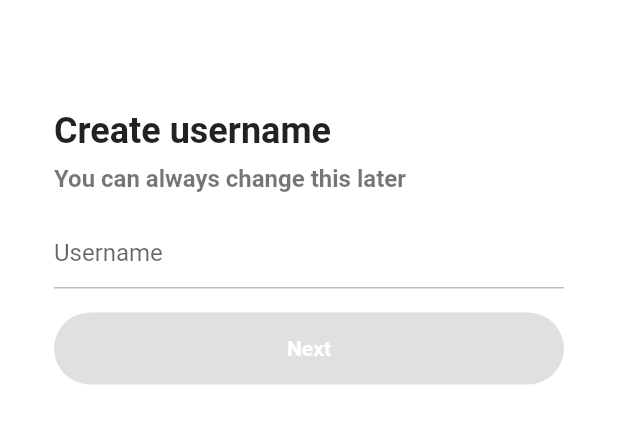
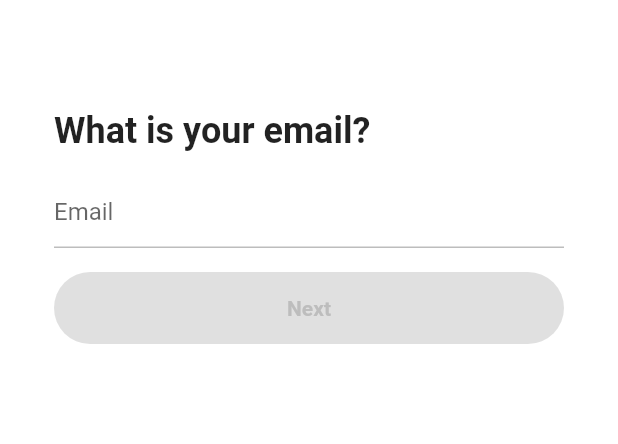
Before and after one commit to oortsae/flutter_tiktok_clone_code, a Flutter app: the EmailScreen screen opened directly, on a phone screen of 412 x 824 dp, the part 58-502 px from its top. Run offline on Flutter 3.47's test engine with Material 2 defaults, Android fonts, the phone set to English and light mode, and no system bars; our stand-ins replace font_awesome_flutter.

Commit message:
Make email submit page & functions for next page

```diff
--- a/lib/features/authentication/widgets/email_screen.dart
+++ b/lib/features/authentication/widgets/email_screen.dart
@@ -1,7 +1,9 @@
 import 'package:flutter/material.dart';
+import 'package:flutter_tiktok_clone_code/features/authentication/widgets/password_screen.dart';
 
 import '../../../constants/gaps.dart';
 import '../../../constants/sizes.dart';
+import 'form_button.dart';
 
 class EmailScreen extends StatefulWidget {
   const EmailScreen({super.key});
@@ -11,22 +13,54 @@ class EmailScreen extends StatefulWidget {
 }
 
 class _EmailScreenState extends State<EmailScreen> {
-  final TextEditingController _usernameController = TextEditingController();
-  String _username = "";
+  final TextEditingController _emailController = TextEditingController();
+  String _email = "";
 
   @override
   void initState() {
     super.initState();
-    _usernameController.addListener(() {
+    _emailController.addListener(() {
       setState(() {
-        _username = _usernameController.text;
+        _email = _emailController.text;
       });
     });
   }
 
   @override
+  void dispose() {
+    _emailController.dispose();
+    super.dispose();
+  }
+
+  String? _isEmailValid() {
+    if (_email.isEmpty) return null;
+    final regExp = RegExp(
+        r"^[a-zA-Z0-9.a-zA-Z0-9.!#$%&'*+-/=?^_`{|}~]+@[a-zA-Z0-9]+\.[a-zA-Z]+");
+    if (!regExp.hasMatch(_email)) {
+      return "Email not vaild";
+    }
+    return null;
+  }
+
+  void _onScaffoldTap() {
+    FocusScope.of(context).unfocus();
+  }
+
+  void _onSubmit() {
+    if (_email.isEmpty || _isEmailValid() != null) return;
+    Navigator.push(
+      context,
+      MaterialPageRoute(
+        builder: (context) => const PasswordScreen(),
+      ),
+    );
+  }
+
+  @override
   Widget build(BuildContext context) {
-    return Scaffold(
+    return GestureDetector(
+      onTap: _onScaffoldTap,
+      child: Scaffold(
         appBar: AppBar(
           title: const Text(
             "Sign up",
@@ -39,26 +73,21 @@ class _EmailScreenState extends State<EmailScreen> {
             children: [
               Gaps.v20,
               const Text(
-              "Create username",
+                "What is your email?",
                 style: TextStyle(
                   fontSize: Sizes.size24,
                   fontWeight: FontWeight.w600,
                 ),
               ),
-            Gaps.v8,
-            const Text(
-              "You can always change this later",
-              style: TextStyle(
-                fontSize: Sizes.size16,
-                color: Colors.black54,
-                fontWeight: FontWeight.w600,
-              ),
-            ),
               Gaps.v16,
               TextField(
-              controller: _usernameController,
+                controller: _emailController,
+                keyboardType: TextInputType.emailAddress,
+                onEditingComplete: () => _onSubmit(),
+                autocorrect: false,
                 decoration: InputDecoration(
-                hintText: "Username",
+                  hintText: "Email",
+                  errorText: _isEmailValid(),
                   enabledBorder: UnderlineInputBorder(
                     borderSide: BorderSide(
                       color: Colors.grey.shade400,
@@ -73,28 +102,13 @@ class _EmailScreenState extends State<EmailScreen> {
                 cursorColor: Theme.of(context).primaryColor,
               ),
               Gaps.v16,
-            FractionallySizedBox(
-              widthFactor: 1,
-              child: AnimatedContainer(
-                duration: const Duration(
-                  milliseconds: 300,
-                ),
-                padding: const EdgeInsets.symmetric(vertical: Sizes.size16),
-                decoration: BoxDecoration(
-                  color: _username.isEmpty
-                      ? Colors.grey.shade300
-                      : Theme.of(context).primaryColor,
-                  borderRadius: BorderRadius.circular(25),
-                ),
-                child: const Text(
-                  "Next",
-                  textAlign: TextAlign.center,
-                  style: TextStyle(
-                      color: Colors.white, fontWeight: FontWeight.w600),
-                ),
-              ),
+              GestureDetector(
+                onTap: _onSubmit,
+                child: FormButton(
+                    disabled: _email.isEmpty || _isEmailValid() != null),
               ),
             ],
+          ),
         ),
       ),
     );
--- /dev/null
+++ b/lib/features/authentication/widgets/form_button.dart
@@ -0,0 +1,41 @@
+import 'package:flutter/material.dart';
+
+import '../../../constants/sizes.dart';
+
+class FormButton extends StatelessWidget {
+  const FormButton({
+    super.key,
+    required this.disabled,
+  });
+
+  final bool disabled;
+
+  @override
+  Widget build(BuildContext context) {
+    return FractionallySizedBox(
+      widthFactor: 1,
+      child: AnimatedContainer(
+        duration: const Duration(
+          milliseconds: 300,
+        ),
+        padding: const EdgeInsets.symmetric(vertical: Sizes.size16),
+        decoration: BoxDecoration(
+          color:
+              disabled ? Colors.grey.shade300 : Theme.of(context).primaryColor,
+          borderRadius: BorderRadius.circular(25),
+        ),
+        child: AnimatedDefaultTextStyle(
+          duration: const Duration(milliseconds: 300),
+          style: TextStyle(
+            color: disabled ? Colors.grey.shade400 : Colors.white,
+            fontWeight: FontWeight.w600,
+          ),
+          child: const Text(
+            "Next",
+            textAlign: TextAlign.center,
+          ),
+        ),
+      ),
+    );
+  }
+}
--- a/lib/features/authentication/widgets/sign_up_screen.dart
+++ b/lib/features/authentication/widgets/sign_up_screen.dart
@@ -1,5 +1,5 @@
 import 'package:flutter/material.dart';
-import 'package:flutter_tiktok_clone_code/features/authentication/widgets/email_screen.dart';
+import 'package:flutter_tiktok_clone_code/features/authentication/widgets/username_screen.dart';
 import 'package:flutter_tiktok_clone_code/features/authentication/widgets/login.dart';
 import 'package:flutter_tiktok_clone_code/features/authentication/widgets/auth_button.dart';
 import 'package:font_awesome_flutter/font_awesome_flutter.dart';
@@ -20,7 +20,7 @@ class SignUpScreen extends StatelessWidget {
   void _onLoginBtnTap(BuildContext context) {
     Navigator.of(context).push(
       MaterialPageRoute(
-        builder: (context) => const EmailScreen(),
+        builder: (context) => const UsernameScreen(),
       ),
     );
   }
```
Also changed, not shown: lib/features/authentication/widgets/password_screen.dart (added, +10 -0 lines), lib/features/authentication/widgets/username_screen.dart (+101 -0 lines). Lines whose indentation alone changed are shown as unchanged.
